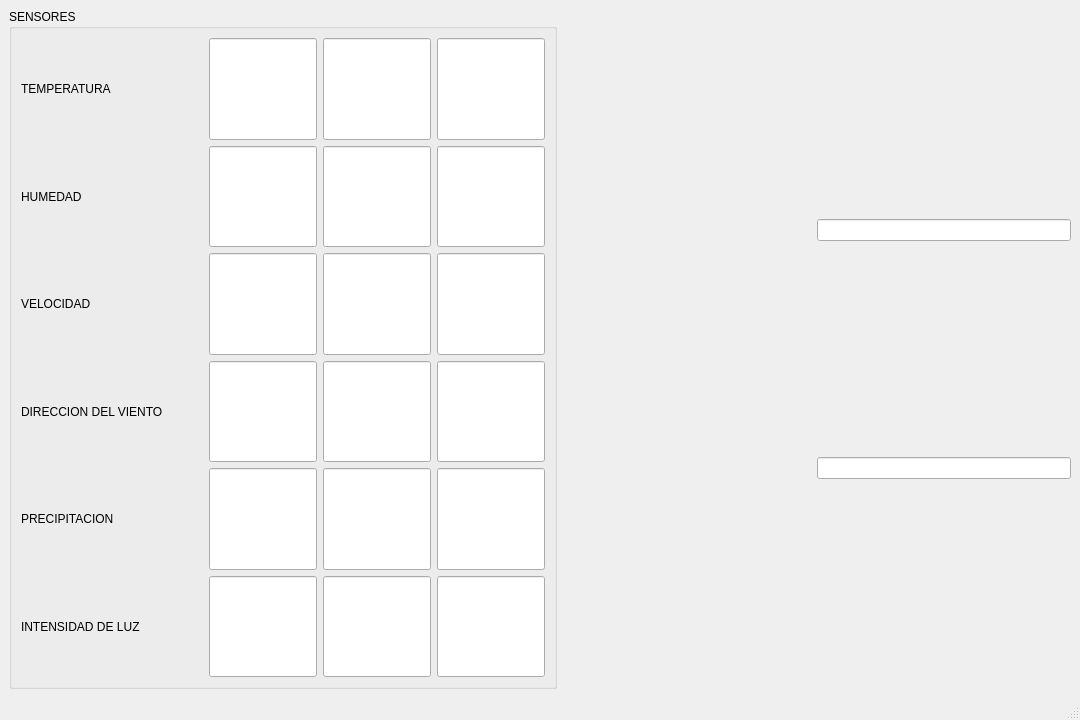
This is DB_sensor/mainwindow.ui in scortua/PROYECTO_ALSE as Qt 5 draws it before an edit. The edited form follows.
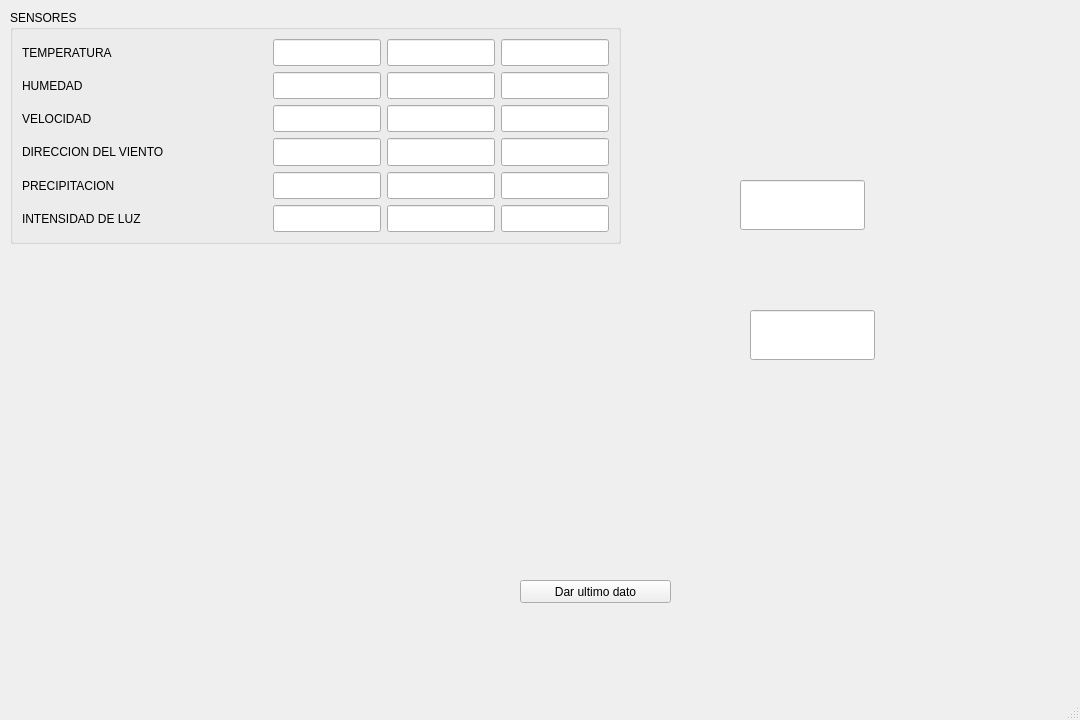
This is the edited form.

```diff
--- a/DB_sensor/mainwindow.ui
+++ b/DB_sensor/mainwindow.ui
@@ -14,11 +14,28 @@
    <string>MainWindow</string>
   </property>
   <widget class="QWidget" name="centralwidget">
-   <layout class="QGridLayout" name="gridLayout_2">
-    <item row="0" column="0">
-     <layout class="QHBoxLayout" name="horizontalLayout_13">
-      <item>
+   <widget class="QPushButton" name="pushButton">
+    <property name="geometry">
+     <rect>
+      <x>520</x>
+      <y>580</y>
+      <width>151</width>
+      <height>23</height>
+     </rect>
+    </property>
+    <property name="text">
+     <string>Dar ultimo dato</string>
+    </property>
+   </widget>
        <widget class="QGroupBox" name="groupBox">
+    <property name="geometry">
+     <rect>
+      <x>10</x>
+      <y>10</y>
+      <width>611</width>
+      <height>234</height>
+     </rect>
+    </property>
         <property name="title">
          <string>SENSORES</string>
         </property>
@@ -481,37 +498,15 @@
          </item>
         </layout>
        </widget>
-      </item>
-      <item>
-       <spacer name="horizontalSpacer_7">
-        <property name="orientation">
-         <enum>Qt::Horizontal</enum>
-        </property>
-        <property name="sizeHint" stdset="0">
-         <size>
-          <width>40</width>
-          <height>20</height>
-         </size>
-        </property>
-       </spacer>
-      </item>
-      <item>
-       <layout class="QVBoxLayout" name="verticalLayout">
-        <item>
-         <spacer name="verticalSpacer_2">
-          <property name="orientation">
-           <enum>Qt::Vertical</enum>
-          </property>
-          <property name="sizeHint" stdset="0">
-           <size>
-            <width>20</width>
-            <height>40</height>
-           </size>
-          </property>
-         </spacer>
-        </item>
-        <item>
          <widget class="QLineEdit" name="lineEdit_19">
+    <property name="geometry">
+     <rect>
+      <x>740</x>
+      <y>180</y>
+      <width>125</width>
+      <height>50</height>
+     </rect>
+    </property>
           <property name="minimumSize">
            <size>
             <width>25</width>
@@ -525,22 +520,15 @@
            </size>
           </property>
          </widget>
-        </item>
-        <item>
-         <spacer name="verticalSpacer">
-          <property name="orientation">
-           <enum>Qt::Vertical</enum>
-          </property>
-          <property name="sizeHint" stdset="0">
-           <size>
-            <width>20</width>
-            <height>40</height>
-           </size>
-          </property>
-         </spacer>
-        </item>
-        <item>
          <widget class="QLineEdit" name="lineEdit_20">
+    <property name="geometry">
+     <rect>
+      <x>750</x>
+      <y>310</y>
+      <width>125</width>
+      <height>50</height>
+     </rect>
+    </property>
           <property name="minimumSize">
            <size>
             <width>25</width>
@@ -554,25 +542,6 @@
            </size>
           </property>
          </widget>
-        </item>
-        <item>
-         <spacer name="verticalSpacer_3">
-          <property name="orientation">
-           <enum>Qt::Vertical</enum>
-          </property>
-          <property name="sizeHint" stdset="0">
-           <size>
-            <width>20</width>
-            <height>40</height>
-           </size>
-          </property>
-         </spacer>
-        </item>
-       </layout>
-      </item>
-     </layout>
-    </item>
-   </layout>
   </widget>
   <widget class="QMenuBar" name="menubar">
    <property name="geometry">
```
Left out of the diff: 36 changed lines with no effect on the pictures. Lines whose indentation alone changed are shown as unchanged.
